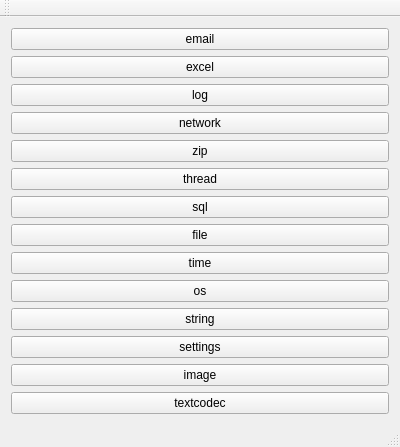
Before: the Qt Designer form Core/AaaTestCore/mainwindow.ui in pjh130/qt, drawn with Qt 5.
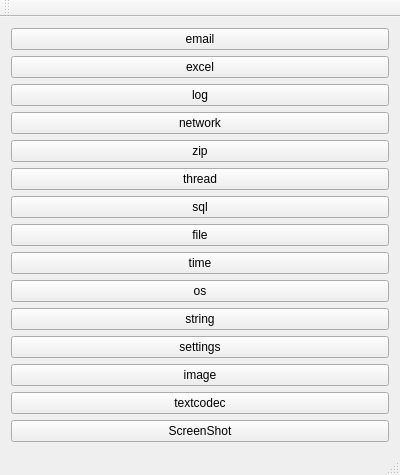
After: the same form once the commit is applied.

What changed in the file:
```diff
--- a/Core/AaaTestCore/mainwindow.ui
+++ b/Core/AaaTestCore/mainwindow.ui
@@ -7,7 +7,7 @@
     <x>0</x>
     <y>0</y>
     <width>400</width>
-    <height>410</height>
+    <height>436</height>
    </rect>
   </property>
   <property name="windowTitle">
@@ -113,6 +113,13 @@
       </property>
      </widget>
     </item>
+    <item>
+     <widget class="QPushButton" name="pushButton_ScreenShot">
+      <property name="text">
+       <string>ScreenShot</string>
+      </property>
+     </widget>
+    </item>
    </layout>
   </widget>
   <widget class="QMenuBar" name="menuBar">
```
